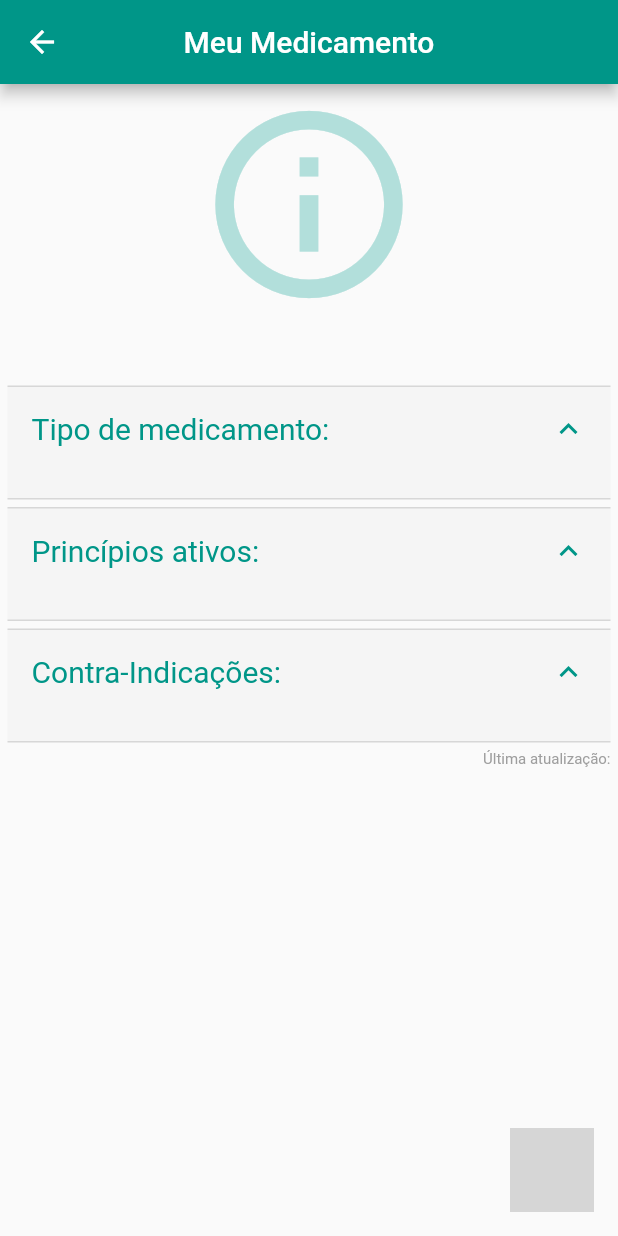
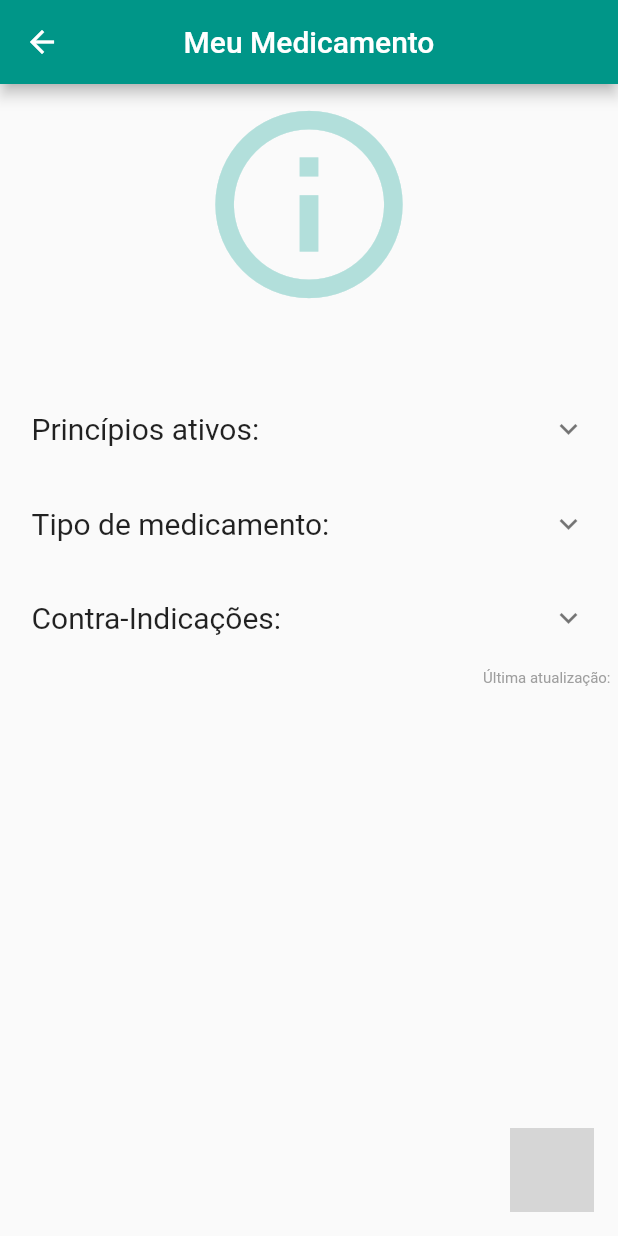
Before and after one commit to fabianogadenz/ocr-flutter, a Flutter app: the MostraMedicamento screen opened directly with empty values, on a phone screen of 412 x 824 dp. Run offline on Flutter 3.47's test engine with Material 2 defaults, Android fonts, the phone set to English and light mode, and no system bars; our stand-ins replace diacritic, image_picker, material_design_icons_flutter; missing offline and left inert: firebase_ml_vision, floating_action_row; accounts and stored records are empty; grey boxes are pictures that could not be loaded.

Commit message:
falta ui

```diff
--- a/lib/screens/mostra_medicamento.dart
+++ b/lib/screens/mostra_medicamento.dart
@@ -30,18 +30,26 @@ class _MostraMedicamentoState extends State<MostraMedicamento> {
           color: Colors.teal,
           children: <Widget>[
             FloatingActionRowButton(
-                icon: Icon(Icons.add),
+                icon: Icon(
+                  MdiIcons.magnifyPlus,
+                  size: 40,
+                ),
                 onTap: () {
                   setState(() {
                     fonte_grande = fonte_grande + 3;
+                    fonte_pequena = fonte_pequena + 3;
                   });
                 }),
             FloatingActionRowDivider(),
             FloatingActionRowButton(
-                icon: Icon(Icons.minimize),
+                icon: Icon(
+                  MdiIcons.magnifyMinus,
+                  size: 40,
+                ),
                 onTap: () {
                   setState(() {
                     fonte_grande = fonte_grande - 3;
+                    fonte_pequena = fonte_pequena - 3;
                   });
                 }),
           ],
@@ -61,13 +69,18 @@ class _MostraMedicamentoState extends State<MostraMedicamento> {
                 child: Container(
                   width: 150,
                   height: 150,
-                  child: widget.imagem != null? CircleAvatar(
+                  child: widget.imagem != null
+                      ? CircleAvatar(
                           radius: 30.0,
                           backgroundImage: FileImage(widget.imagem),
                           backgroundColor: Colors.transparent,
-                  ): CircleAvatar(
+                        )
+                      : CircleAvatar(
                           radius: 30.0,
-                    child: Icon(Icons.info_outline, size: 150,),
+                          child: Icon(
+                            Icons.info_outline,
+                            size: 150,
+                          ),
                           backgroundColor: Colors.transparent,
                         ),
                 ),
@@ -81,19 +94,24 @@ class _MostraMedicamentoState extends State<MostraMedicamento> {
                 style: TextStyle(fontSize: fonte_grande),
               )),
               CardExpandedInfo.CardExpanded(
-                  nomeCampo: "Tipo de medicamento:",
-                  dadoCampo: widget.medicamento.tipoMedicamento,
-                  abertoInicial: true),
+                  fonte_pequena: fonte_pequena,
+                  nomeCampo: "Princípios ativos:",
+                  dadoCampo: widget.medicamento.principiosAtivos,
+                  abertoInicial: false),
               SizedBox(
                 height: 5,
               ),
               CardExpandedInfo.CardExpanded(
-                  nomeCampo: "Princípios ativos:", dadoCampo: widget.medicamento.principiosAtivos, abertoInicial: true),
+                  nomeCampo: "Tipo de medicamento:",
+                  dadoCampo: widget.medicamento.tipoMedicamento,
+                  abertoInicial: false),
               SizedBox(
                 height: 5,
               ),
               CardExpandedInfo.CardExpanded(
-                  nomeCampo: "Contra-Indicações:", dadoCampo: widget.medicamento.contraIndicacoes, abertoInicial: true),
+                  nomeCampo: "Contra-Indicações:",
+                  dadoCampo: widget.medicamento.contraIndicacoes,
+                  abertoInicial: false),
               SizedBox(
                 height: 5,
               ),
--- a/lib/widgets/card_expanded_info.dart
+++ b/lib/widgets/card_expanded_info.dart
@@ -2,7 +2,7 @@ import 'package:flutter/material.dart';
 
 
 class CardExpandedInfo{
-  static Widget CardExpanded({String nomeCampo, String dadoCampo, bool abertoInicial = false, }){
+  static Widget CardExpanded({String nomeCampo, String dadoCampo, bool abertoInicial = false, double fonte_pequena}){
     return ExpansionTile(
       backgroundColor: Colors.grey[100],
       initiallyExpanded: abertoInicial,
@@ -13,7 +13,7 @@ class CardExpandedInfo{
       children: <Widget>[
         Text(
           dadoCampo,
-          style: TextStyle(fontSize: 15),
+          style: TextStyle(fontSize: fonte_pequena),
         ),
       ],
     );
```
Also changed, not shown: assets/remedios.json (+9 -1 lines), lib/screens/home.dart (+28 -4 lines), lib/widgets/loading_widget.dart (added, +20 -0 lines). Lines whose indentation alone changed are shown as unchanged.
